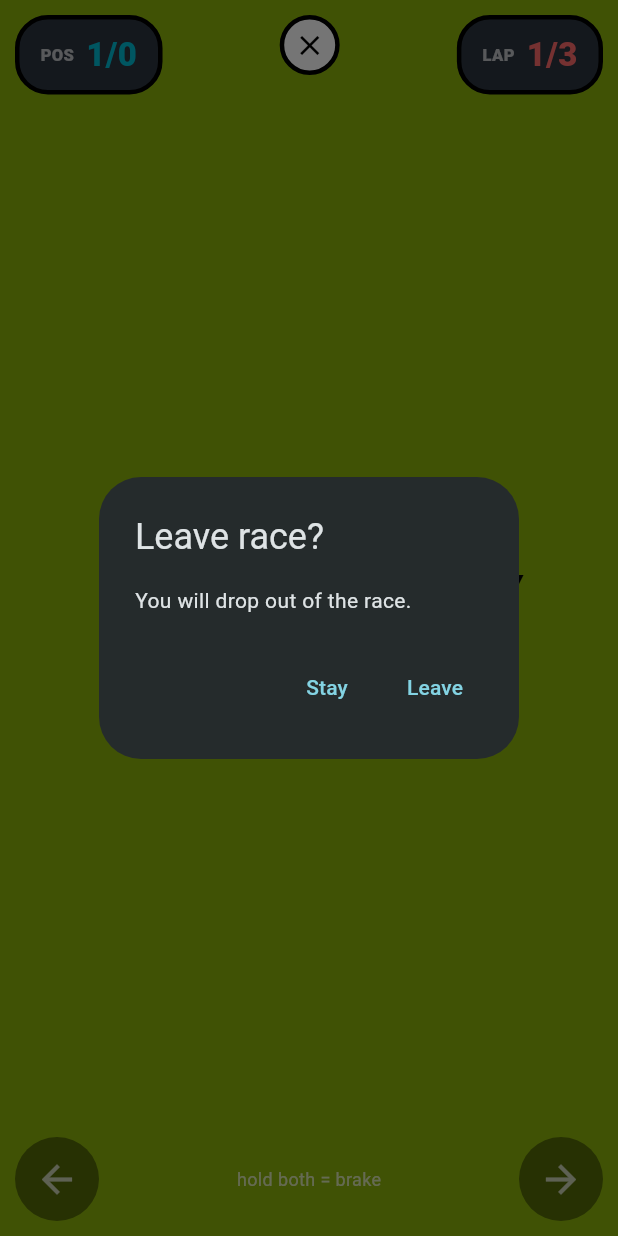
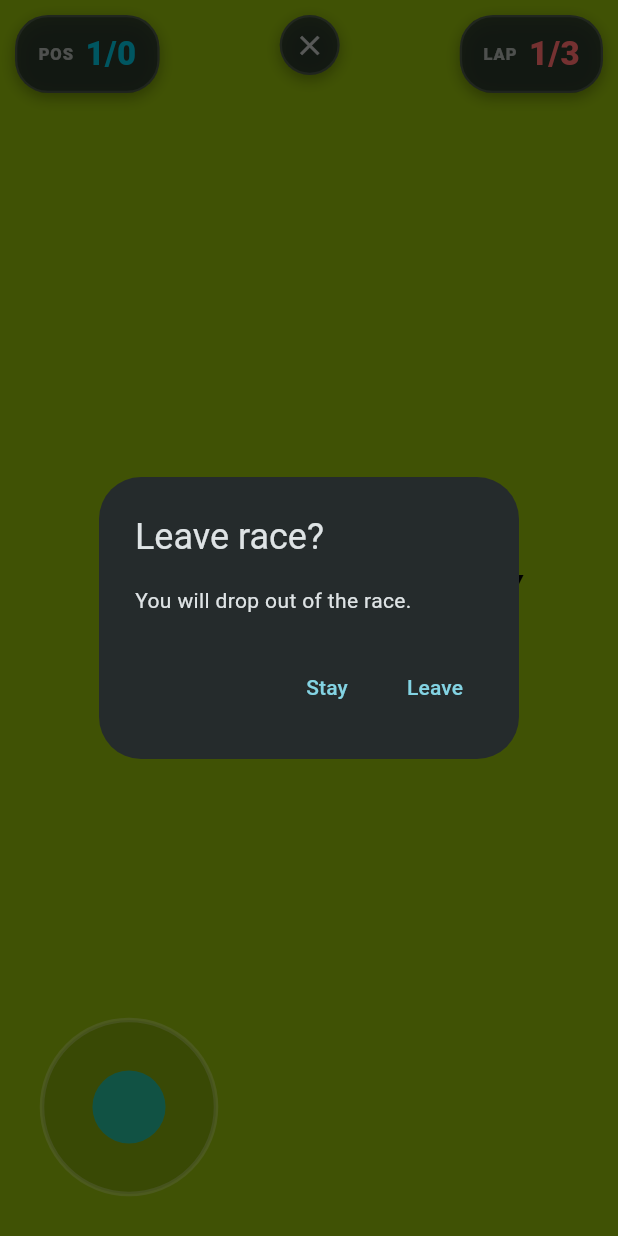
Before and after one commit to git-papichulo/hotspot-racers, a Flutter app: the RaceScreen screen opened directly with empty values, after a tap on the "close" icon, on a phone screen of 412 x 824 dp. Run offline on Flutter 3.47's test engine with Material 3 defaults, Android fonts, the phone set to English and light mode, and no system bars.

Commit message:
v1.01: add screens.dart (joystick + UI changes)
Follow-up to 5dffcc7 - that commit missed lib/screens.dart, which is where the actual joystick control handling, HUD/Panel/stepper/chip styling, and the _JoyState/_JoystickPainter classes live. This completes the v1.01 change set.

```diff
--- a/lib/screens.dart
+++ b/lib/screens.dart
@@ -19,6 +19,8 @@ const Color kMuted = Color(0xFF8FA3B8);
 
 const TextStyle kMutedStyle = TextStyle(fontSize: 13, color: kMuted);
 const TextStyle kBoldStyle = TextStyle(fontSize: 16, fontWeight: FontWeight.w700);
+const TextStyle kSectionLabelStyle = TextStyle(fontSize: 12, letterSpacing: 1.4, fontWeight: FontWeight.w800, color: kMuted);
+const TextStyle kValueStyle = TextStyle(fontSize: 22, fontWeight: FontWeight.w900, color: Colors.white);
 
 // ---------------------------------------------------------------------------
 // shared widgets
@@ -27,23 +29,31 @@ const TextStyle kBoldStyle = TextStyle(fontSize: 16, fontWeight: FontWeight.w700
 class Panel extends StatelessWidget {
   final String title;
   final Widget child;
+  final Color accent;
 
-  const Panel({super.key, required this.title, required this.child});
+  const Panel({super.key, required this.title, required this.child, this.accent = kAccent});
 
   @override
   Widget build(BuildContext context) {
     return Container(
-      margin: const EdgeInsets.only(bottom: 12),
-      padding: const EdgeInsets.all(14),
-      decoration: BoxDecoration(color: kPanel, borderRadius: BorderRadius.circular(16)),
+      margin: const EdgeInsets.only(bottom: 14),
+      padding: const EdgeInsets.fromLTRB(16, 14, 16, 16),
+      decoration: BoxDecoration(color: kPanel, borderRadius: BorderRadius.circular(18)),
       child: Column(
         crossAxisAlignment: CrossAxisAlignment.start,
         children: <Widget>[
-          Text(
-            title,
-            style: const TextStyle(fontSize: 12, letterSpacing: 1.5, fontWeight: FontWeight.w700, color: kMuted),
+          Row(
+            children: <Widget>[
+              Container(
+                width: 6,
+                height: 14,
+                decoration: BoxDecoration(color: accent, borderRadius: BorderRadius.circular(3)),
               ),
-          const SizedBox(height: 10),
+              const SizedBox(width: 8),
+              Text(title, style: kSectionLabelStyle),
+            ],
+          ),
+          const SizedBox(height: 12),
           child,
         ],
       ),
@@ -237,12 +247,13 @@ class _MenuScreenState extends State<MenuScreen> {
                     title: 'HOW TO PLAY',
                     child: Text(
                       'One phone turns on its hotspot and taps Host. Everyone else connects to that Wi-Fi and taps Join. '
-                      'Hold the left half of the screen to steer left, the right half to steer right. Hold both to brake. Gas is automatic.',
+                      'Drag the joystick to steer - pull it back to brake. Gas is automatic.',
                       style: kMutedStyle,
                     ),
                   ),
                   SwitchListTile(
                     contentPadding: EdgeInsets.zero,
+                    activeColor: kAccent,
                     value: Settings.lowFps,
                     title: const Text('Battery saver (30 FPS)'),
                     subtitle: const Text('Helps very old phones', style: kMutedStyle),
@@ -621,23 +632,37 @@ class LobbyScreen extends StatelessWidget {
     );
   }
 
+  Widget _stepBtn(IconData icon, VoidCallback? onTap) {
+    final bool on = onTap != null;
+    return GestureDetector(
+      onTap: onTap,
+      child: Container(
+        width: 34,
+        height: 34,
+        decoration: BoxDecoration(
+          color: on ? kAccent.withOpacity(0.18) : Colors.white.withOpacity(0.04),
+          shape: BoxShape.circle,
+          border: Border.all(color: on ? kAccent : Colors.white24, width: 1.5),
+        ),
+        child: Icon(icon, size: 18, color: on ? kAccent : Colors.white24),
+      ),
+    );
+  }
+
   Widget _stepper(String label, int value, int min, int max, void Function(int)? onChange) {
-    return Row(
+    return Padding(
+      padding: const EdgeInsets.symmetric(vertical: 6),
+      child: Row(
         children: <Widget>[
-        Expanded(child: Text(label, style: const TextStyle(fontSize: 16))),
-        IconButton(
-          onPressed: (onChange != null && value > min) ? () => onChange(value - 1) : null,
-          icon: const Icon(Icons.remove_circle_outline),
+          Expanded(child: Text(label, style: const TextStyle(fontSize: 15, fontWeight: FontWeight.w600))),
+          _stepBtn(Icons.remove, (onChange != null && value > min) ? () => onChange(value - 1) : null),
+          SizedBox(
+            width: 46,
+            child: Center(child: Text('$value', style: kValueStyle.copyWith(fontSize: 20))),
           ),
-        SizedBox(
-          width: 34,
-          child: Center(child: Text('$value', style: const TextStyle(fontSize: 20, fontWeight: FontWeight.w800))),
+          _stepBtn(Icons.add, (onChange != null && value < max) ? () => onChange(value + 1) : null),
+        ],
       ),
-        IconButton(
-          onPressed: (onChange != null && value < max) ? () => onChange(value + 1) : null,
-          icon: const Icon(Icons.add_circle_outline),
-        ),
-      ],
     );
   }
 
@@ -759,6 +784,13 @@ class LobbyScreen extends StatelessWidget {
                           label: Text(kDiffNames[i]),
                           selected: s.cfg.diff == i,
                           onSelected: host ? (bool v) => s.setDiff(i) : null,
+                          selectedColor: kAccent,
+                          backgroundColor: kBg,
+                          labelStyle: TextStyle(
+                            fontWeight: FontWeight.w700,
+                            color: s.cfg.diff == i ? Colors.white : kMuted,
+                          ),
+                          side: BorderSide(color: s.cfg.diff == i ? kAccent : Colors.white24),
                         ),
                     ],
                   ),
@@ -824,9 +856,15 @@ class _RaceScreenState extends State<RaceScreen> with SingleTickerProviderStateM
   bool _bgStarted = false;
   Duration _last = Duration.zero;
   bool _skip = false;
-  final Map<int, int> _sides = <int, int>{};
   double _steer = 0;
   bool _brake = false;
+
+  static const double _joyRadius = 58;
+  static const double _joyZoneTop = 140;
+  static const double _joyBrakeThreshold = 0.45;
+  int? _joyPointer;
+  Offset _joyBase = Offset.zero;
+  final ValueNotifier<_JoyState> _joyVis = ValueNotifier<_JoyState>(const _JoyState());
 
   @override
   void initState() {
@@ -841,8 +879,12 @@ class _RaceScreenState extends State<RaceScreen> with SingleTickerProviderStateM
       _bgStarted = true;
       final size = MediaQuery.sizeOf(context);
       final dpr = MediaQuery.devicePixelRatioOf(context);
-      final fit = math.min(size.width / kWorldW, size.height / kWorldH) * dpr;
-      final scale = (fit * 0.85).clamp(0.5, 1.2).toDouble();
+      // Render the cached track texture at (roughly) the same pixel density
+      // the zoomed-in chase camera will display it at, so it stays sharp up
+      // close instead of the old whole-track resolution going blurry.
+      final camScale = size.height / kCameraViewH;
+      final cap = Settings.lowFps ? 1.5 : 2.0;
+      final scale = (camScale * dpr).clamp(0.6, cap).toDouble();
       _loadBg(scale);
     }
   }
@@ -867,6 +909,7 @@ class _RaceScreenState extends State<RaceScreen> with SingleTickerProviderStateM
     _ticker.dispose();
     _frame.dispose();
     _hud.dispose();
+    _joyVis.dispose();
     _bg?.dispose();
     super.dispose();
   }
@@ -912,22 +955,41 @@ class _RaceScreenState extends State<RaceScreen> with SingleTickerProviderStateM
     }
   }
 
-  void _pt(PointerEvent e) {
-    final w = MediaQuery.sizeOf(context).width;
-    _sides[e.pointer] = e.localPosition.dx < w / 2 ? -1 : 1;
-    _recalc();
+  void _joyDown(PointerEvent e) {
+    if (_joyPointer != null || e.localPosition.dy < _joyZoneTop) {
+      return;
+    }
+    _joyPointer = e.pointer;
+    _joyBase = e.localPosition;
+    _applyJoy(e.localPosition);
   }
 
-  void _rm(PointerEvent e) {
-    _sides.remove(e.pointer);
-    _recalc();
+  void _joyMove(PointerEvent e) {
+    if (e.pointer != _joyPointer) {
+      return;
+    }
+    _applyJoy(e.localPosition);
   }
 
-  void _recalc() {
-    final l = _sides.containsValue(-1);
-    final r = _sides.containsValue(1);
-    _steer = (r ? 1.0 : 0.0) - (l ? 1.0 : 0.0);
-    _brake = l && r;
+  void _joyUp(PointerEvent e) {
+    if (e.pointer != _joyPointer) {
+      return;
+    }
+    _joyPointer = null;
+    _steer = 0;
+    _brake = false;
+    _joyVis.value = const _JoyState();
+  }
+
+  void _applyJoy(Offset pos) {
+    var d = pos - _joyBase;
+    final dist = d.distance;
+    if (dist > _joyRadius) {
+      d = d * (_joyRadius / dist);
+    }
+    _steer = (d.dx / _joyRadius).clamp(-1.0, 1.0).toDouble();
+    _brake = d.dy > _joyRadius * _joyBrakeThreshold;
+    _joyVis.value = _JoyState(active: true, base: _joyBase, knob: d, brake: _brake);
   }
 
   Future<void> _confirmLeave() async {
@@ -952,29 +1014,24 @@ class _RaceScreenState extends State<RaceScreen> with SingleTickerProviderStateM
 
   Widget _pill(String label, String value, Color c) {
     return Container(
-      padding: const EdgeInsets.symmetric(horizontal: 14, vertical: 8),
+      padding: const EdgeInsets.symmetric(horizontal: 14, vertical: 9),
       decoration: BoxDecoration(
-        color: const Color(0xFF2B3440),
+        color: const Color(0xCC1B2430),
         borderRadius: BorderRadius.circular(22),
-        border: Border.all(color: Colors.black, width: 3),
+        border: Border.all(color: Colors.white.withOpacity(0.12), width: 1.5),
+        boxShadow: const <BoxShadow>[BoxShadow(color: Color(0x55000000), blurRadius: 8, offset: Offset(0, 3))],
       ),
       child: Row(
         mainAxisSize: MainAxisSize.min,
         children: <Widget>[
-          Text(label, style: const TextStyle(fontSize: 11, fontWeight: FontWeight.w800, color: Colors.white70)),
+          Text(
+            label,
+            style: const TextStyle(fontSize: 11, fontWeight: FontWeight.w800, color: Colors.white60, letterSpacing: 0.6),
+          ),
           const SizedBox(width: 8),
           Text(value, style: TextStyle(fontSize: 22, fontWeight: FontWeight.w900, color: c)),
         ],
       ),
-    );
-  }
-
-  Widget _hint(IconData icon) {
-    return Container(
-      width: 56,
-      height: 56,
-      decoration: const BoxDecoration(color: Color(0x66000000), shape: BoxShape.circle),
-      child: Icon(icon, color: Colors.white70, size: 30),
     );
   }
 
@@ -1041,21 +1098,27 @@ class _RaceScreenState extends State<RaceScreen> with SingleTickerProviderStateM
       backgroundColor: const Color(0xFF8CB30B),
       body: Listener(
         behavior: HitTestBehavior.opaque,
-        onPointerDown: _pt,
-        onPointerMove: _pt,
-        onPointerUp: _rm,
-        onPointerCancel: _rm,
+        onPointerDown: _joyDown,
+        onPointerMove: _joyMove,
+        onPointerUp: _joyUp,
+        onPointerCancel: _joyUp,
         child: Stack(
           fit: StackFit.expand,
           children: <Widget>[
             RepaintBoundary(child: CustomPaint(painter: RacePainter(s, _bg, _frame))),
             Positioned.fill(
+              child: IgnorePointer(
+                child: ValueListenableBuilder<_JoyState>(
+                  valueListenable: _joyVis,
+                  builder: (BuildContext c, _JoyState j, Widget? w) => CustomPaint(painter: _JoystickPainter(j, _joyRadius)),
+                ),
+              ),
+            ),
+            Positioned.fill(
               child: SafeArea(
                 child: Padding(
                   padding: const EdgeInsets.all(10),
-                  child: Column(
-                    children: <Widget>[
-                      Row(
+                  child: Row(
                     mainAxisAlignment: MainAxisAlignment.spaceBetween,
                     crossAxisAlignment: CrossAxisAlignment.start,
                     children: <Widget>[
@@ -1069,29 +1132,17 @@ class _RaceScreenState extends State<RaceScreen> with SingleTickerProviderStateM
                           width: 40,
                           height: 40,
                           decoration: BoxDecoration(
-                                color: Colors.white,
+                            color: const Color(0xCC1B2430),
                             shape: BoxShape.circle,
-                                border: Border.all(color: Colors.black, width: 3),
+                            border: Border.all(color: Colors.white.withOpacity(0.12), width: 1.5),
+                            boxShadow: const <BoxShadow>[BoxShadow(color: Color(0x55000000), blurRadius: 8, offset: Offset(0, 3))],
                           ),
-                              child: const Icon(Icons.close, color: Colors.black, size: 22),
+                          child: const Icon(Icons.close, color: Colors.white70, size: 22),
                         ),
                       ),
                       ValueListenableBuilder<Hud>(
                         valueListenable: _hud,
                         builder: (BuildContext c, Hud h, Widget? w) => _pill('LAP', '${h.lap}/${h.laps}', kCoral),
-                          ),
-                        ],
-                      ),
-                      const Spacer(),
-                      IgnorePointer(
-                        child: Row(
-                          mainAxisAlignment: MainAxisAlignment.spaceBetween,
-                          children: <Widget>[
-                            _hint(Icons.arrow_back),
-                            const Text('hold both = brake', style: TextStyle(color: Colors.white70, fontSize: 12)),
-                            _hint(Icons.arrow_forward),
-                          ],
-                        ),
                       ),
                     ],
                   ),
@@ -1135,3 +1186,51 @@ class _RaceScreenState extends State<RaceScreen> with SingleTickerProviderStateM
     );
   }
 }
+
+// ---------------------------------------------------------------------------
+// virtual joystick
+// ---------------------------------------------------------------------------
+
+class _JoyState {
+  final bool active;
+  final Offset base;
+  final Offset knob;
+  final bool brake;
+
+  const _JoyState({this.active = false, this.base = Offset.zero, this.knob = Offset.zero, this.brake = false});
+}
+
+class _JoystickPainter extends CustomPainter {
+  final _JoyState j;
+  final double radius;
+
+  const _JoystickPainter(this.j, this.radius);
+
+  @override
+  void paint(Canvas canvas, Size size) {
+    // Idle: a faint fixed hint near the bottom-left so players know where to
+    // put their thumb. Active: the base snaps to wherever they touched down
+    // (a "floating" joystick), and the knob follows the drag, clamped to
+    // [radius], with the knob tinting coral while braking for clear feedback.
+    final Offset base = j.active ? j.base : Offset(28 + radius, size.height - 28 - radius);
+    final double fade = j.active ? 1.0 : 0.4;
+    final Paint fill = Paint()
+      ..style = PaintingStyle.fill
+      ..color = Colors.black.withOpacity(0.28 * fade);
+    final Paint ring = Paint()
+      ..style = PaintingStyle.stroke
+      ..strokeWidth = 3
+      ..color = Colors.white.withOpacity(0.55 * fade);
+    canvas.drawCircle(base, radius, fill);
+    canvas.drawCircle(base, radius, ring);
+    final Offset knobCenter = base + (j.active ? j.knob : Offset.zero);
+    final Paint knob = Paint()
+      ..style = PaintingStyle.fill
+      ..color = (j.brake ? kCoral : kAccent).withOpacity(0.55 + 0.35 * fade);
+    canvas.drawCircle(knobCenter, radius * 0.42, knob);
+  }
+
+  @override
+  bool shouldRepaint(covariant _JoystickPainter old) =>
+      old.j.active != j.active || old.j.base != j.base || old.j.knob != j.knob || old.j.brake != j.brake;
+}
```
Lines whose indentation alone changed are shown as unchanged.
